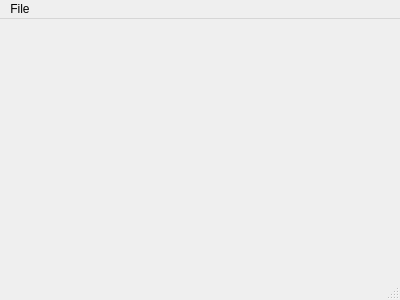
Qt form mainwindow.ui (jubalh/daoshi) before a commit.
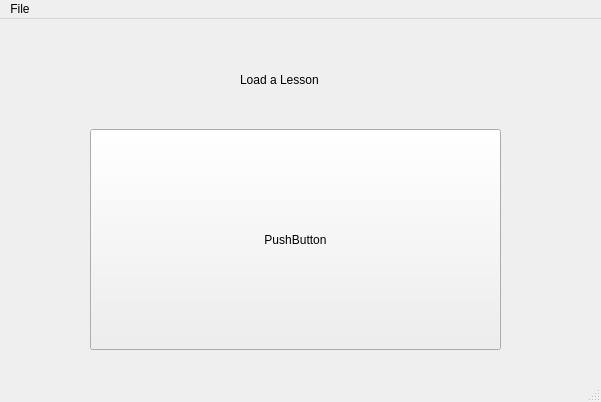
The same form after that commit.

Commit message:
Add front page to load lesson
In the main menu, inside a frame there is now a nice icon so you can
quickly open a lesson. It is the same like going to "Load lesson" from
the menu.

Diff of the .ui file:
```diff
--- a/mainwindow.ui
+++ b/mainwindow.ui
@@ -6,20 +6,69 @@
    <rect>
     <x>0</x>
     <y>0</y>
-    <width>400</width>
-    <height>300</height>
+    <width>601</width>
+    <height>402</height>
    </rect>
   </property>
   <property name="windowTitle">
    <string>MainWindow</string>
   </property>
-  <widget class="QWidget" name="centralWidget"/>
+  <widget class="QWidget" name="centralWidget">
+   <widget class="QFrame" name="frame">
+    <property name="geometry">
+     <rect>
+      <x>30</x>
+      <y>20</y>
+      <width>541</width>
+      <height>331</height>
+     </rect>
+    </property>
+    <property name="frameShape">
+     <enum>QFrame::NoFrame</enum>
+    </property>
+    <property name="frameShadow">
+     <enum>QFrame::Raised</enum>
+    </property>
+    <widget class="QPushButton" name="pushButton">
+     <property name="geometry">
+      <rect>
+       <x>60</x>
+       <y>90</y>
+       <width>411</width>
+       <height>221</height>
+      </rect>
+     </property>
+     <property name="text">
+      <string>PushButton</string>
+     </property>
+    </widget>
+    <widget class="QLabel" name="displaylabel">
+     <property name="geometry">
+      <rect>
+       <x>210</x>
+       <y>30</y>
+       <width>111</width>
+       <height>21</height>
+      </rect>
+     </property>
+     <property name="sizePolicy">
+      <sizepolicy hsizetype="Maximum" vsizetype="Maximum">
+       <horstretch>0</horstretch>
+       <verstretch>0</verstretch>
+      </sizepolicy>
+     </property>
+     <property name="text">
+      <string>Load a Lesson</string>
+     </property>
+    </widget>
+   </widget>
+  </widget>
   <widget class="QMenuBar" name="menuBar">
    <property name="geometry">
     <rect>
      <x>0</x>
      <y>0</y>
-     <width>400</width>
+     <width>601</width>
      <height>26</height>
     </rect>
    </property>
```
Left out of the diff: 2 changed lines with no effect on the pictures. The commit also changes 4 other files.
